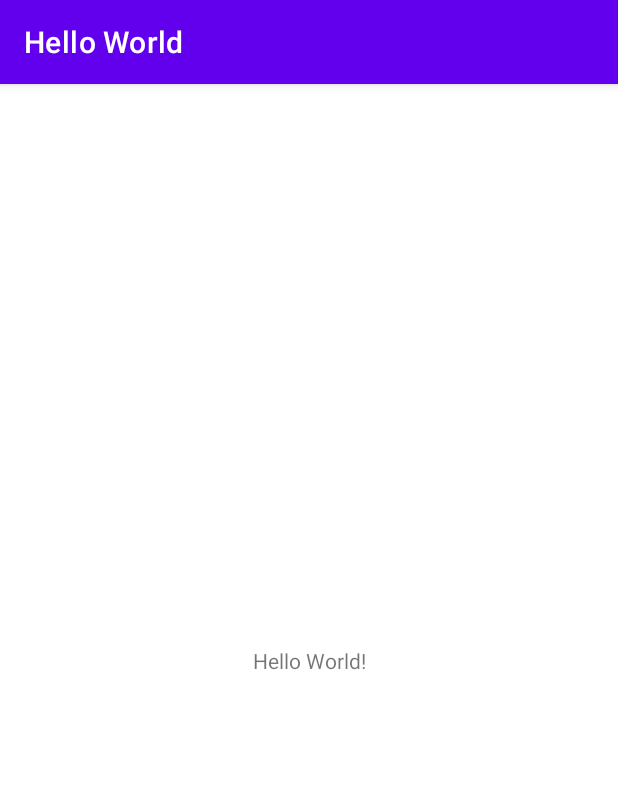
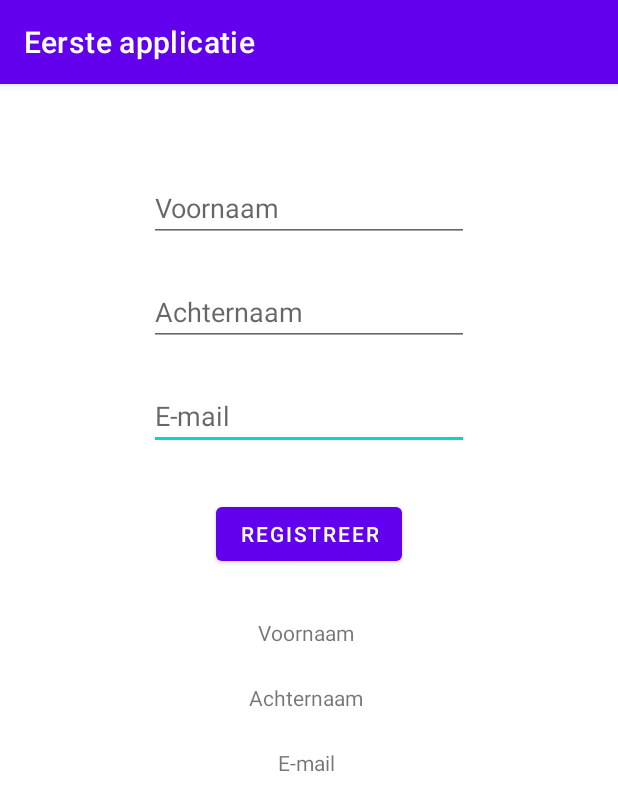
Before and after one commit to gschopping/HelloWorld, an Android app: the screen it shows after launch (MainActivity), on a phone screen of 412 x 824 dp. Shown: the top 811 px of the screen. Run offline under Robolectric (Android 15) with nearby library versions, the phone set to English and light mode, and no system bars.

Commit message:
First App

```diff
--- a/app/src/main/java/net/schopping/helloworld/MainActivity.java
+++ b/app/src/main/java/net/schopping/helloworld/MainActivity.java
@@ -3,6 +3,9 @@ package net.schopping.helloworld;
 import androidx.appcompat.app.AppCompatActivity;
 
 import android.os.Bundle;
+import android.view.View;
+import android.widget.EditText;
+import android.widget.TextView;
 
 public class MainActivity extends AppCompatActivity {
 
@@ -10,5 +13,21 @@ public class MainActivity extends AppCompatActivity {
     protected void onCreate(Bundle savedInstanceState) {
         super.onCreate(savedInstanceState);
         setContentView(R.layout.activity_main);
+
+        // TODO: complete file
     }
+
+    public void onClickbtnRegister(View view) {
+        EditText edFirstName = findViewById(R.id.edFirstName);
+        EditText edLastName = findViewById(R.id.edLastName);
+        EditText edEmail = findViewById(R.id.edEmail);
+        TextView txtFirstName = findViewById(R.id.txtFirstName);
+        TextView txtLastName = findViewById(R.id.txtLastName);
+        TextView txtEmail = findViewById(R.id.txtEmail);
+        txtFirstName.setText("Voornaam: " + edFirstName.getText().toString());
+        txtLastName.setText("Achternaam: " + edLastName.getText().toString());
+        txtEmail.setText("E-mail: " + edEmail.getText().toString());
+
+    }
+
 }
--- a/app/src/main/res/layout/activity_main.xml
+++ b/app/src/main/res/layout/activity_main.xml
@@ -7,12 +7,83 @@
     tools:context=".MainActivity">
 
     <TextView
+        android:id="@+id/txtFirstName"
         android:layout_width="wrap_content"
         android:layout_height="wrap_content"
-        android:text="Hello World!"
-        app:layout_constraintBottom_toBottomOf="parent"
+        android:layout_marginTop="32dp"
+        android:text="Voornaam"
+        app:layout_constraintEnd_toEndOf="@+id/btnRegister"
+        app:layout_constraintHorizontal_bias="0.47"
         app:layout_constraintLeft_toLeftOf="parent"
         app:layout_constraintRight_toRightOf="parent"
+        app:layout_constraintStart_toStartOf="@+id/btnRegister"
+        app:layout_constraintTop_toBottomOf="@+id/btnRegister" />
+
+    <Button
+        android:id="@+id/btnRegister"
+        android:layout_width="wrap_content"
+        android:layout_height="wrap_content"
+        android:layout_marginTop="32dp"
+        android:onClick="onClickbtnRegister"
+        android:text="Registreer"
+        app:layout_constraintEnd_toEndOf="@+id/edEmail"
+        app:layout_constraintStart_toStartOf="@+id/edEmail"
+        app:layout_constraintTop_toBottomOf="@+id/edEmail" />
+
+    <TextView
+        android:id="@+id/txtLastName"
+        android:layout_width="wrap_content"
+        android:layout_height="wrap_content"
+        android:layout_marginTop="24dp"
+        android:text="Achternaam"
+        app:layout_constraintEnd_toEndOf="@+id/txtFirstName"
+        app:layout_constraintStart_toStartOf="@+id/txtFirstName"
+        app:layout_constraintTop_toBottomOf="@+id/txtFirstName" />
+
+    <TextView
+        android:id="@+id/txtEmail"
+        android:layout_width="wrap_content"
+        android:layout_height="wrap_content"
+        android:layout_marginTop="24dp"
+        android:text="E-mail"
+        app:layout_constraintEnd_toEndOf="@+id/txtLastName"
+        app:layout_constraintStart_toStartOf="@+id/txtLastName"
+        app:layout_constraintTop_toBottomOf="@+id/txtLastName" />
+
+    <EditText
+        android:id="@+id/edEmail"
+        android:layout_width="wrap_content"
+        android:layout_height="wrap_content"
+        android:layout_marginTop="24dp"
+        android:ems="10"
+        android:hint="E-mail"
+        android:inputType="textEmailAddress"
+        app:layout_constraintEnd_toEndOf="@+id/edLastName"
+        app:layout_constraintStart_toStartOf="@+id/edLastName"
+        app:layout_constraintTop_toBottomOf="@+id/edLastName" />
+
+    <EditText
+        android:id="@+id/edFirstName"
+        android:layout_width="wrap_content"
+        android:layout_height="wrap_content"
+        android:layout_marginTop="60dp"
+        android:ems="10"
+        android:hint="Voornaam"
+        android:inputType="textPersonName"
+        app:layout_constraintEnd_toEndOf="parent"
+        app:layout_constraintStart_toStartOf="parent"
         app:layout_constraintTop_toTopOf="parent" />
 
+    <EditText
+        android:id="@+id/edLastName"
+        android:layout_width="wrap_content"
+        android:layout_height="wrap_content"
+        android:layout_marginTop="24dp"
+        android:ems="10"
+        android:hint="Achternaam"
+        android:inputType="textPersonName"
+        app:layout_constraintEnd_toEndOf="@+id/edFirstName"
+        app:layout_constraintStart_toStartOf="@+id/edFirstName"
+        app:layout_constraintTop_toBottomOf="@+id/edFirstName" />
+
 </androidx.constraintlayout.widget.ConstraintLayout>
--- a/app/src/main/res/values/strings.xml
+++ b/app/src/main/res/values/strings.xml
@@ -1,3 +1,3 @@
 <resources>
-    <string name="app_name">Hello World</string>
+    <string name="app_name">Eerste applicatie</string>
 </resources>
```
